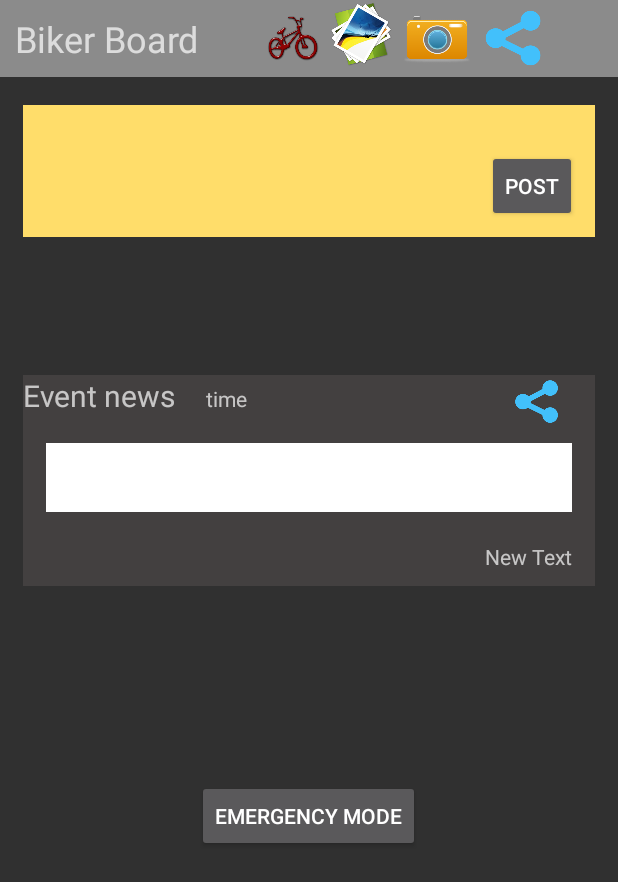
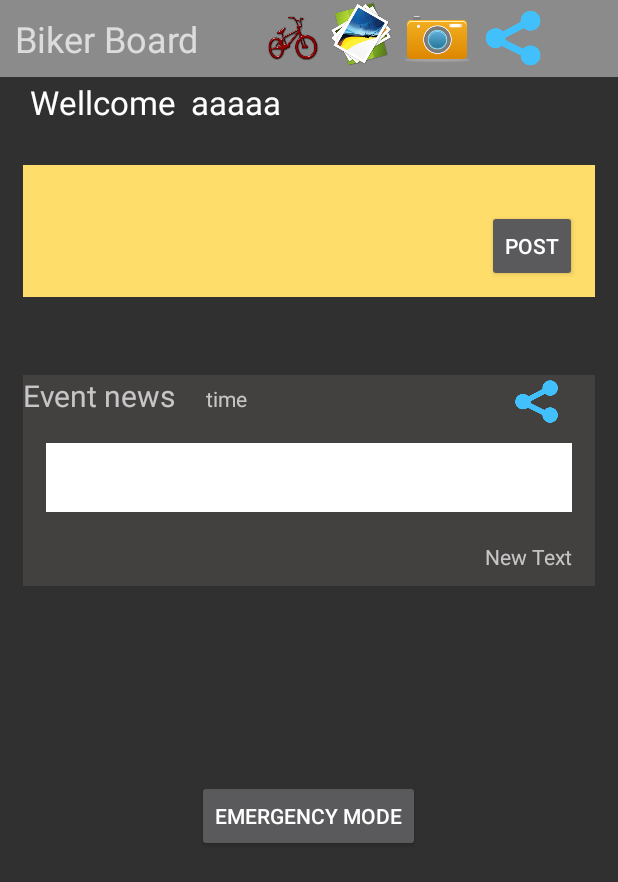
Before and after one commit to warutgunyoyo/PhuketSocialBikesupermaster, an Android app: the Biker_BoardActivity screen opened directly, with no data from a screen before it, after a tap on an icon or button, on a phone screen of 412 x 824 dp. Shown: the top 882 px of the screen. Run offline under Robolectric (Android 15) with nearby library versions, the phone set to English and light mode, and no system bars.

```diff
--- a/app/src/main/java/com/socialbike/phuketsocialbike/Biker_BoardActivity.java
+++ b/app/src/main/java/com/socialbike/phuketsocialbike/Biker_BoardActivity.java
@@ -5,9 +5,11 @@ import android.app.Fragment;
 import android.content.Intent;
 import android.content.res.TypedArray;
 import android.database.Cursor;
+import android.graphics.Bitmap;
 import android.graphics.BitmapFactory;
 import android.graphics.drawable.Drawable;
 import android.net.Uri;
+import android.os.Environment;
 import android.provider.MediaStore;
 import android.support.v4.widget.DrawerLayout;
 import android.support.v7.app.ActionBarActivity;
@@ -26,6 +28,9 @@ import android.widget.EditText;
 import android.widget.ImageView;
 import android.widget.ListView;
 
+import java.io.File;
+import java.io.FileInputStream;
+import java.io.FileNotFoundException;
 import java.util.ArrayList;
 
 import adapter.NavDrawerListAdapter;
@@ -43,16 +48,26 @@ public class Biker_BoardActivity extends ActionBarActivity {
 
     private ImageView img;
     private ImageView img2;
-    private int RESULT_LOAD_IMAGE =1;
-    private int RESULT_LOAD_IMAGE2 =1;
+    private int PICK_IMAGE =1;
+    private int TAKE_PICTURE =1;
+    private File imageFile;
+
     @Override
     protected void onCreate(Bundle savedInstanceState) {
         super.onCreate(savedInstanceState);
         setContentView(R.layout.activity_biker_board);
 
+        pickImage();
+        takeImage();
+        emergency_BTN();
+        trip_Introduce_BTN();
+        slide_manu();
+
+    }
+
+    private void slide_manu() {
         // load slide menu items
         navMenuTitles = getResources().getStringArray(R.array.nav_drawer_items);
-
 
         // nav drawer icons from resources
         navMenuIcons = getResources().obtainTypedArray(R.array.nav_drawer_icons);
@@ -85,8 +100,10 @@ public class Biker_BoardActivity extends ActionBarActivity {
         adapter = new NavDrawerListAdapter(getApplicationContext(),
                 navDrawerItems);
         mDrawerList.setAdapter(adapter);
-///////////////////////////////////////////////////////////////////////////////////////////////////////
+    }
+
     //BTN Trip Introduce
+    private void trip_Introduce_BTN() {
         Button trip_introduce = (Button) findViewById(R.id.trip_introduce_btn);
         trip_introduce.setOnClickListener(new View.OnClickListener() {
 
@@ -96,7 +113,9 @@ public class Biker_BoardActivity extends ActionBarActivity {
                 startActivity(contractBtn);
             }
         });
+    }
     //BTN Emergency
+    private void emergency_BTN() {
         Button emergency = (Button) findViewById(R.id.emergency_btn);
         emergency.setOnClickListener(new View.OnClickListener() {
 
@@ -106,55 +125,51 @@ public class Biker_BoardActivity extends ActionBarActivity {
                 startActivity(contractBtn);
             }
         });
+    }
 
     //****Take picture
+    private void takeImage() {
         Button picture = (Button)findViewById(R.id.picture_btn);
-        ImageView img = (ImageView) findViewById(R.id.imgBoard_imgView);
         picture.setOnClickListener(new View.OnClickListener() {
             @Override
             public void onClick(View v) {
                 Intent takePicture = new Intent(MediaStore.ACTION_IMAGE_CAPTURE);
+                imageFile = new File(Environment.getExternalStorageDirectory(), "my_image.jpg");
+                takePicture.putExtra(MediaStore.EXTRA_OUTPUT, Uri.fromFile(imageFile));
                 startActivityForResult(Intent.createChooser(takePicture,
-                                                   "Take Picture"), RESULT_LOAD_IMAGE2);
+                        "Take Picture"), TAKE_PICTURE);
             }
         });
-
+/*Intent intent = new Intent(MediaStore.ACTION_IMAGE_CAPTURE);
+                imageFile = new File(Environment.getExternalStorageDirectory(), "my_image.jpg");
+                intent.putExtra(MediaStore.EXTRA_OUTPUT, Uri.fromFile(imageFile));
+                startActivityForResult(intent, TAKE_PICTURE_SAVE);
+            }
+        });*/
+    }
 
     //****IMAGE Gallery
+    private void pickImage() {
         Button pickImg = (Button)findViewById(R.id.pickImage_btn);
-        ImageView img2 = (ImageView) findViewById(R.id.imgBoard_imgView);
         pickImg.setOnClickListener(new View.OnClickListener() {
             public void onClick(View arg0) {
 
-                // in onCreate or any event where your want the user to
-                // select a file
-//                Intent intent = new Intent();
-//                intent.setType("image");
                 Intent pickPhoto = new Intent(Intent.ACTION_PICK,
                         android.provider.MediaStore.Images.Media.EXTERNAL_CONTENT_URI);
                 pickPhoto.setAction(Intent.ACTION_PICK);
                 startActivityForResult(Intent.createChooser(pickPhoto,
-                        "Select Picture"), RESULT_LOAD_IMAGE);
-
-
-
-
-               /* Intent takePicture = new Intent(MediaStore.ACTION_IMAGE_CAPTURE);
-                startActivityForResult(takePicture, 0);//zero can be replaced with any action code*/
-
-                /*Intent pickPhoto = new Intent(Intent.ACTION_PICK,
-                        android.provider.MediaStore.Images.Media.EXTERNAL_CONTENT_URI);
-                startActivityForResult(pickPhoto , 1);//one can be replaced with any action code*/
+                        "Select Picture"), PICK_IMAGE);
             }
         });
-
 
     }
 
     public void onActivityResult(int requestCode, int resultCode, Intent data){
-        if (requestCode == requestCode) {
+
             // return from file upload
-            if (requestCode == RESULT_LOAD_IMAGE && resultCode == RESULT_OK && null != data) {
+            ImageView imageView = (ImageView) findViewById(R.id.imgBoard_imgView);
+
+            if (requestCode == PICK_IMAGE && resultCode == RESULT_OK && null != data) {
                 Uri selectedImage = data.getData();
                 String[] filePathColumn = { MediaStore.Images.Media.DATA };
                 Cursor cursor = getContentResolver().query(selectedImage,filePathColumn, null, null, null);
@@ -162,32 +177,17 @@ public class Biker_BoardActivity extends ActionBarActivity {
                 int columnIndex = cursor.getColumnIndex(filePathColumn[0]);
                 String picturePath = cursor.getString(columnIndex);
                 cursor.close();
-                ImageView imageView = (ImageView) findViewById(R.id.imgBoard_imgView);
                 imageView.setImageBitmap(BitmapFactory.decodeFile(picturePath));
 
-            }else  if (requestCode == RESULT_LOAD_IMAGE2 && resultCode == RESULT_OK && null != data)
+            }else  if (requestCode == TAKE_PICTURE && resultCode == RESULT_OK && null != data)
             {
-                Uri selectedImage = data.getData();
-                ImageView imageView = (ImageView) findViewById(R.id.imgBoard_imgView);
-            }
+                if (requestCode == TAKE_PICTURE && resultCode == RESULT_OK) {
+                    Bitmap capturedImage = (Bitmap) data.getExtras().get("data");
+                    imageView.setImageBitmap(capturedImage);
                 }
 
-      /*  super.onActivityResult(requestCode, resultCode, data);
-        switch(requestCode) {
-            case 0:
-                if(resultCode == RESULT_OK){
-                    Uri selectedImage = data.getData();
-                    img.setImageURI(selectedImage);
             }
 
-                break;
-            case 1:
-                if(requestCode == RESULT_LOAD_IMAGE && resultCode == RESULT_OK && null != data){
-                    Uri selectedImage = data.getData();
-                    img.setImageURI(selectedImage);
-                }
-                break;
-        }*/
     }
     @Override
     public boolean onCreateOptionsMenu(Menu menu) {
--- a/app/src/main/res/layout/activity_biker_board.xml
+++ b/app/src/main/res/layout/activity_biker_board.xml
@@ -65,12 +65,35 @@
                     android:layout_marginLeft="5dp" />
             </LinearLayout>
 
+            <LinearLayout
+                android:orientation="horizontal"
+                android:layout_width="match_parent"
+                android:layout_height="45dp"
+                android:layout_marginTop="53dp"
+                android:layout_marginLeft="20dp">
+
+                <TextView
+                    android:layout_width="wrap_content"
+                    android:layout_height="wrap_content"
+                    android:textAppearance="?android:attr/textAppearanceLarge"
+                    android:text="@string/txtuser"
+                    android:id="@+id/textView21" />
+
+                <TextView
+                    android:layout_width="wrap_content"
+                    android:layout_height="wrap_content"
+                    android:textAppearance="?android:attr/textAppearanceLarge"
+                    android:text="@string/user"
+                    android:id="@+id/txtuserLogin"
+                    android:layout_marginLeft="10dp" />
+            </LinearLayout>
+
             <ScrollView
                 android:layout_width="match_parent"
-                android:layout_height="472dp"
+                android:layout_height="470dp"
                 android:id="@+id/scrollView"
                 android:layout_weight="0.16"
-                android:layout_marginTop="50dp">
+                android:layout_marginTop="90dp">
 
                 <LinearLayout
                     android:orientation="vertical"
--- a/app/src/main/res/values/strings.xml
+++ b/app/src/main/res/values/strings.xml
@@ -34,6 +34,8 @@
     <string name="post_btn">post</string>
     <string name="timeEvent">time</string>
     <string name="title_activity_maps_activitycreat">MapActivitycreat</string>
+    <string name="txtuser">Wellcome </string>
+    <string name="user">aaaaa </string>
     <string name="eventNews_txt">Event news</string>
 
     //trip introduce
```
Also changed, not shown: 4 other files. Lines whose indentation alone changed are shown as unchanged.
